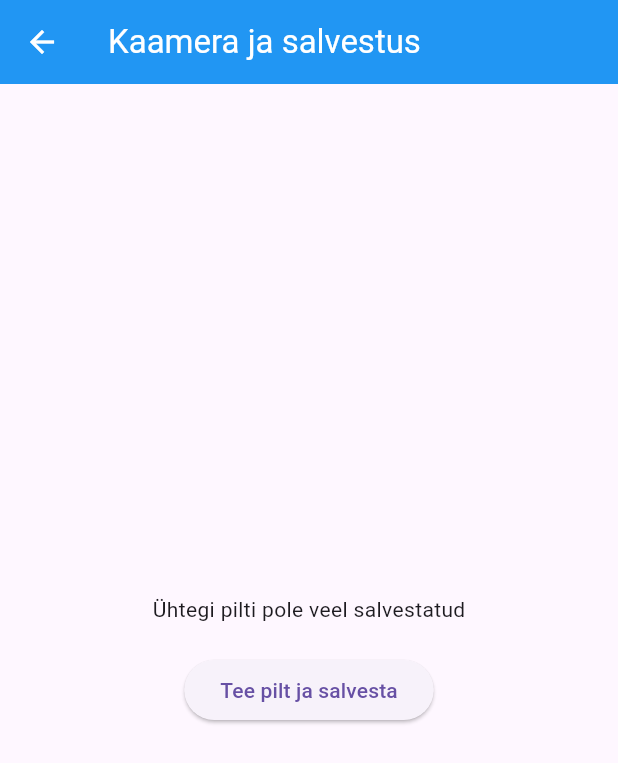
After one commit to krisdjan/moblapp, a Flutter app: the CameraSavePage screen opened by its route, after a tap on "Tee pilt ja salvesta", on a phone screen of 412 x 824 dp. The commit adds this screen. Shown: the top 763 px of the screen. Run offline on Flutter 3.47's test engine with Material 3 defaults, Android fonts, the phone set to English and light mode, and no system bars; our stand-ins replace image_picker, shared_preferences; accounts and stored records are empty.

Commit message:
add camera page

```diff
--- a/myapp/lib/main.dart
+++ b/myapp/lib/main.dart
@@ -5,6 +5,7 @@ import 'package:myapp/pages/jorgenpage.dart';
 import 'package:myapp/pages/hannespage.dart';
 import 'package:myapp/pages/eerikpage.dart';
 import 'package:myapp/pages/settingspage.dart';
+import 'package:myapp/pages/camerapage.dart';
 
 void main() {
   runApp(const MyApp());
@@ -30,7 +31,8 @@ class MyApp extends StatelessWidget {
         '/jorgenpage':(context) => JorgenPage(),
         '/hannespage':(context) => HannesPage(),
         '/eerikpage':(context) => EerikPage(),
-        '/settingspage':(context) => SettingsPage()
+        '/settingspage':(context) => SettingsPage(),
+        '/camerapage': (context) => CameraSavePage()
       },
     );
   }
--- /dev/null
+++ b/myapp/lib/pages/camerapage.dart
@@ -0,0 +1,73 @@
+import 'dart:io';
+
+import 'package:flutter/material.dart';
+import 'package:image_picker/image_picker.dart';
+import 'package:path_provider/path_provider.dart';
+import 'package:path/path.dart';
+
+class CameraSavePage extends StatefulWidget {
+  const CameraSavePage({super.key});
+
+  @override
+  State<CameraSavePage> createState() => _CameraSavePageState();
+}
+
+class _CameraSavePageState extends State<CameraSavePage> {
+  File? _savedImage;
+
+  @override
+  void initState() {
+    super.initState();
+    _loadSavedImage();
+  }
+
+  Future<void> _loadSavedImage() async {
+    final dir = await getApplicationDocumentsDirectory();
+    final file = File('${dir.path}/saved_image.jpg');
+    if (await file.exists()) {
+      setState(() {
+        _savedImage = file;
+      });
+    }
+  }
+
+  Future<void> _pickAndSaveImage() async {
+    final picker = ImagePicker();
+    final pickedFile = await picker.pickImage(source: ImageSource.camera);
+
+    if (pickedFile != null) {
+      final dir = await getApplicationDocumentsDirectory();
+      final savedImage = await File(pickedFile.path).copy('${dir.path}/saved_image.jpg');
+
+      setState(() {
+        _savedImage = savedImage;
+      });
+
+      ScaffoldMessenger.of(context as BuildContext).showSnackBar(
+        const SnackBar(content: Text("Pilt salvestatud rakenduse mällu")),
+      );
+    }
+  }
+
+  @override
+  Widget build(BuildContext context) {
+    return Scaffold(
+      appBar: AppBar(title: const Text("Kaamera ja salvestus")),
+      body: Center(
+        child: Column(
+          mainAxisAlignment: MainAxisAlignment.center,
+          children: [
+            _savedImage != null
+                ? Image.file(_savedImage!, width: 300)
+                : const Text("Ühtegi pilti pole veel salvestatud"),
+            const SizedBox(height: 20),
+            ElevatedButton(
+              onPressed: _pickAndSaveImage,
+              child: const Text("Tee pilt ja salvesta"),
+            ),
+          ],
+        ),
+      ),
+    );
+  }
+}
--- a/myapp/pubspec.yaml
+++ b/myapp/pubspec.yaml
@@ -31,6 +31,9 @@ dependencies:
   flutter:
     sdk: flutter
   shared_preferences: ^2.2.2
+  image_picker: ^1.0.4
+  path_provider: ^2.1.2
+  path: ^1.8.3
 
   # The following adds the Cupertino Icons font to your application.
   # Use with the CupertinoIcons class for iOS style icons.
```
Also changed, not shown: myapp/lib/pages/homepage.dart (+7 -1 lines), myapp/pubspec.lock, 11 other files.
